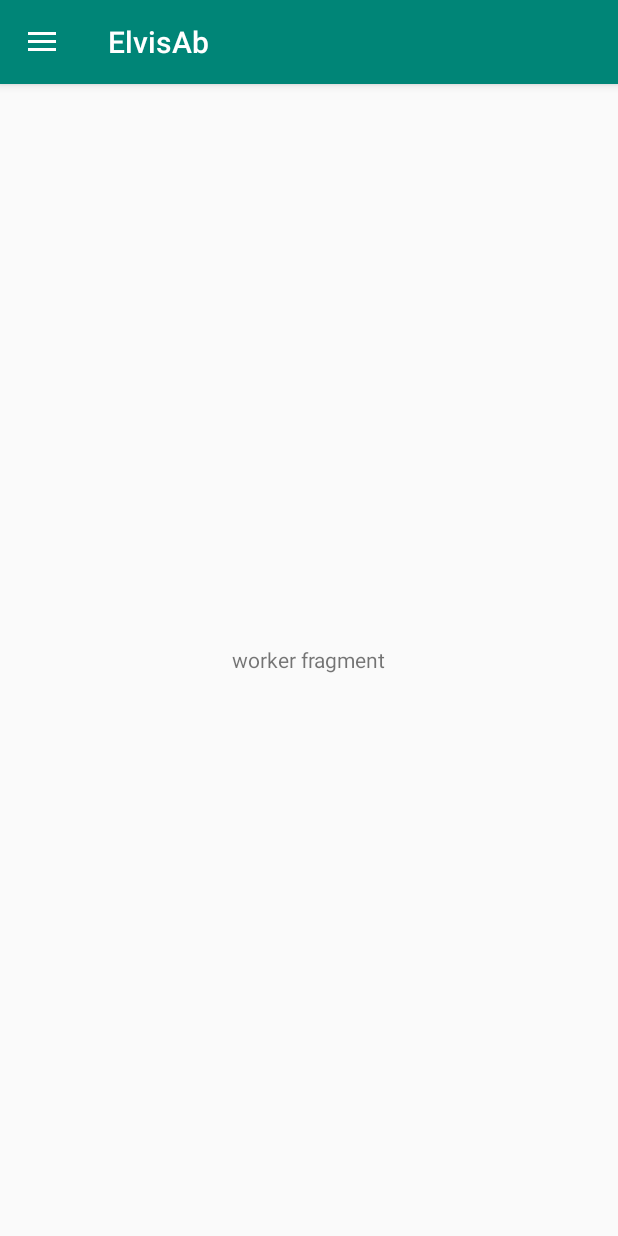
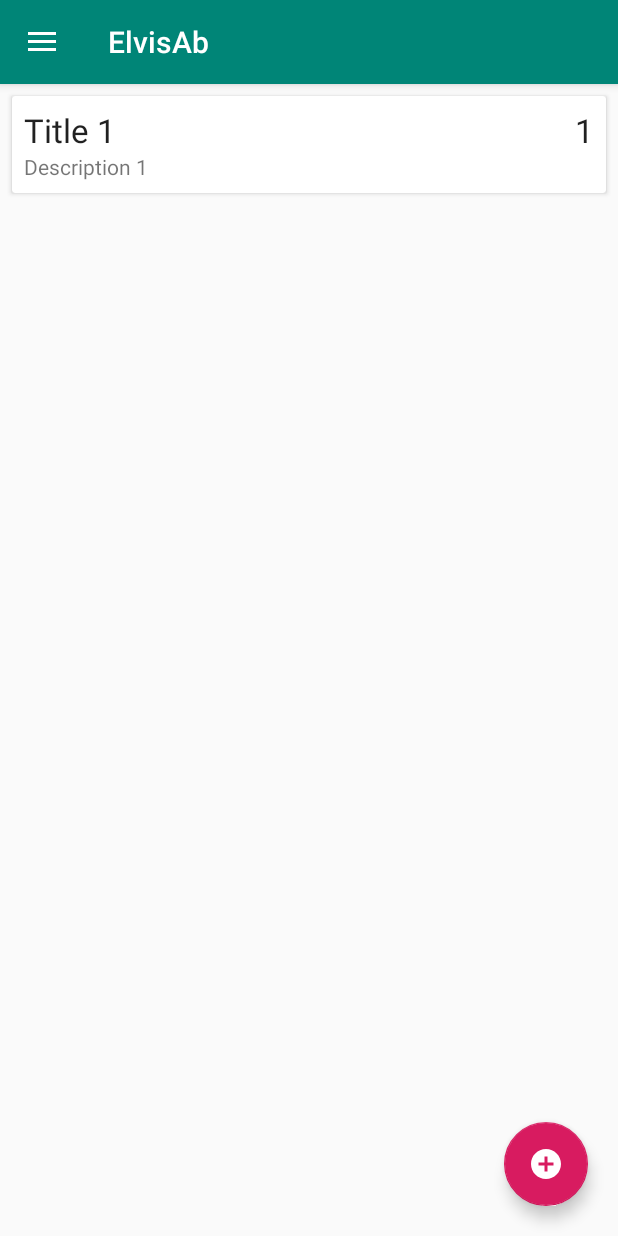
Before and after one commit to BoKKeR/AndroidX-Native-test-project, an Android app: the screen it shows after launch (MainActivity), in the side drawer, after a tap on "People", on a phone screen of 412 x 824 dp. Run offline under Robolectric (Android 15) with nearby library versions, the phone set to English and light mode, and no system bars; our stand-ins replace Room's generated code.

Commit message:
base worker

```diff
--- a/app/src/main/java/com/example/otto/activity/MainActivity.java
+++ b/app/src/main/java/com/example/otto/activity/MainActivity.java
@@ -24,6 +24,7 @@ public class MainActivity extends AppCompatActivity implements NavigationView.On
             case R.id.nav_home:
                 getSupportFragmentManager().beginTransaction().replace(R.id.fragment_container,
                         new JobFragment()).commit();
+
                 break;
 
             case R.id.nav_people:
--- a/app/src/main/java/com/example/otto/fragment/WorkerFragment.java
+++ b/app/src/main/java/com/example/otto/fragment/WorkerFragment.java
@@ -1,5 +1,6 @@
 package com.example.otto.fragment;
 
+import android.content.Intent;
 import android.os.Bundle;
 import android.view.LayoutInflater;
 import android.view.View;
@@ -8,13 +9,125 @@ import android.view.ViewGroup;
 import androidx.annotation.NonNull;
 import androidx.annotation.Nullable;
 import androidx.fragment.app.Fragment;
+import androidx.lifecycle.Observer;
+import androidx.lifecycle.ViewModelProviders;
+import androidx.recyclerview.widget.ItemTouchHelper;
+import androidx.recyclerview.widget.LinearLayoutManager;
+import androidx.recyclerview.widget.RecyclerView;
 
 import com.example.otto.R;
+import com.example.otto.activity.AddEditWorkerActivity;
+import com.example.otto.sql.worker.Worker;
+import com.example.otto.sql.worker.WorkerAdapter;
+import com.example.otto.sql.worker.WorkerViewModel;
+import com.google.android.material.floatingactionbutton.FloatingActionButton;
+
+import java.util.List;
+
+import static android.app.Activity.RESULT_OK;
 
 public class WorkerFragment extends Fragment {
+
+    public static final int ADD_WORKER_REQUEST = 1;
+    public static final int EDIT_WORKER_REQUEST = 2;
+    private WorkerViewModel workerViewModel;
+
     @Nullable
     @Override
     public View onCreateView(@NonNull LayoutInflater inflater, @Nullable ViewGroup container, @Nullable Bundle savedInstanceState) {
+
         return inflater.inflate(R.layout.fragment_workers, container, false);
+
+    }
+
+    @Override
+    public void onViewCreated(@NonNull View view, @Nullable Bundle savedInstanceState) {
+        super.onViewCreated(view, savedInstanceState);
+        FloatingActionButton buttonAddWorker = getView().findViewById(R.id.button_add_worker);
+        buttonAddWorker.setOnClickListener(
+                new View.OnClickListener() {
+                    @Override
+                    public void onClick(View view) {
+                        Intent intent = new Intent(getActivity().getApplicationContext(), AddEditWorkerActivity.class);
+                        startActivityForResult(intent, 1);
+                    }
+                }
+
+        );
+
+        RecyclerView recyclerView = getView().findViewById(R.id.recycler_view);
+        recyclerView.setLayoutManager(new LinearLayoutManager(getActivity().getApplicationContext()));
+        recyclerView.setHasFixedSize(true);
+
+        final WorkerAdapter adapter = new WorkerAdapter();
+        recyclerView.setAdapter(adapter);
+
+
+        workerViewModel = ViewModelProviders.of(this).get(WorkerViewModel.class);
+        workerViewModel.getAllWorkers().observe(this, new Observer<List<Worker>>() {
+            @Override
+            public void onChanged(List<Worker> workers) {
+                adapter.setWorkers(workers);
+            }
+        });
+
+        new ItemTouchHelper(new ItemTouchHelper.SimpleCallback(0,
+                ItemTouchHelper.LEFT | ItemTouchHelper.RIGHT) {
+            @Override
+            public boolean onMove(@NonNull RecyclerView recyclerView, @NonNull RecyclerView.ViewHolder viewHolder, @NonNull RecyclerView.ViewHolder target) {
+                return false;
+            }
+
+            @Override
+            public void onSwiped(@NonNull RecyclerView.ViewHolder viewHolder, int direction) {
+                workerViewModel.delete(adapter.getWorkerAt(viewHolder.getAdapterPosition()));
+            }
+        }).attachToRecyclerView(recyclerView);
+
+        adapter.setOnItemClickListener(new WorkerAdapter.OnItemClickListener() {
+            @Override
+            public void onItemClick(Worker worker) {
+                Intent intent = new Intent(getActivity().getApplicationContext(), AddEditWorkerActivity.class);
+                intent.putExtra(AddEditWorkerActivity.EXTRA_ID, worker.getId());
+                intent.putExtra(AddEditWorkerActivity.EXTRA_TITLE, worker.getTitle());
+                intent.putExtra(AddEditWorkerActivity.EXTRA_DESCRIPTION, worker.getDescription());
+                intent.putExtra(AddEditWorkerActivity.EXTRA_PRIORITY, worker.getPriority());
+
+                startActivityForResult(intent, EDIT_WORKER_REQUEST);
+            }
+        });
+    }
+
+    @Override
+    public void onActivityResult(int requestCode, int resultCode, @Nullable Intent data) {
+        super.onActivityResult(requestCode, resultCode, data);
+
+
+        if (requestCode == ADD_WORKER_REQUEST && resultCode == RESULT_OK) {
+            String title = data.getStringExtra(AddEditWorkerActivity.EXTRA_TITLE);
+            String description = data.getStringExtra(AddEditWorkerActivity.EXTRA_DESCRIPTION);
+            int priority = data.getIntExtra(AddEditWorkerActivity.EXTRA_PRIORITY, 1);
+
+            Worker worker = new Worker(title, description, priority);
+            workerViewModel.insert(worker);
+
+        } else if (requestCode == EDIT_WORKER_REQUEST && resultCode == RESULT_OK) {
+            int id = data.getIntExtra(AddEditWorkerActivity.EXTRA_ID, -1);
+            if (id == -1) {
+                return;
+            }
+
+            String title = data.getStringExtra(AddEditWorkerActivity.EXTRA_TITLE);
+            String description = data.getStringExtra(AddEditWorkerActivity.EXTRA_DESCRIPTION);
+            int priority = data.getIntExtra(AddEditWorkerActivity.EXTRA_PRIORITY, 1);
+
+            Worker worker = new Worker(title, description, priority);
+            worker.setId(id);
+
+            workerViewModel.update(worker);
+
+        } else {
+
+        }
     }
 }
--- a/app/src/main/java/com/example/otto/sql/worker/WorkerAdapter.java
+++ b/app/src/main/java/com/example/otto/sql/worker/WorkerAdapter.java
@@ -13,20 +13,20 @@ import com.example.otto.R;
 import java.util.ArrayList;
 import java.util.List;
 
-public class WorkerAdapter extends RecyclerView.Adapter  <WorkerAdapter.JobHolder>{
+public class WorkerAdapter extends RecyclerView.Adapter  <WorkerAdapter.WorkerHolder>{
     private List<Worker> workers = new ArrayList<>();
     private OnItemClickListener listener;
 
     @NonNull
     @Override
-    public JobHolder onCreateViewHolder(@NonNull ViewGroup parent, int viewType) {
+    public WorkerHolder onCreateViewHolder(@NonNull ViewGroup parent, int viewType) {
         View itemView = LayoutInflater.from(parent.getContext())
-                .inflate(R.layout.job_item, parent, false);
-        return new JobHolder(itemView);
+                .inflate(R.layout.worker_item, parent, false);
+        return new WorkerHolder(itemView);
     }
 
     @Override
-    public void onBindViewHolder(@NonNull JobHolder holder, int position) {
+    public void onBindViewHolder(@NonNull WorkerHolder holder, int position) {
         Worker currentWorker = workers.get(position);
         holder.textViewTitle.setText(currentWorker.getTitle());
         holder.textViewDescription.setText(currentWorker.getDescription());
@@ -43,16 +43,16 @@ public class WorkerAdapter extends RecyclerView.Adapter  <WorkerAdapter.JobHolde
         notifyDataSetChanged();
     }
 
-    public Worker getJobAt(int position) {
+    public Worker getWorkerAt(int position) {
         return workers.get(position);
     }
 
-    class JobHolder extends RecyclerView.ViewHolder {
+    class WorkerHolder extends RecyclerView.ViewHolder {
         private TextView textViewTitle;
         private TextView textViewDescription;
         private TextView textViewPriority;
 
-        public JobHolder(View itemView) {
+        public WorkerHolder(View itemView) {
             super(itemView);
             textViewTitle = itemView.findViewById(R.id.text_view_title);
             textViewDescription = itemView.findViewById(R.id.text_view_description);
--- a/app/src/main/java/com/example/otto/sql/worker/WorkerDao.java
+++ b/app/src/main/java/com/example/otto/sql/worker/WorkerDao.java
@@ -22,5 +22,5 @@ public interface WorkerDao {
     void delete(Worker worker);
 
     @Query("SELECT * FROM worker_table ORDER BY priority DESC")
-    LiveData<List<Worker>> getAllJobs();
+    LiveData<List<Worker>> getAllWorkers();
 }
--- a/app/src/main/java/com/example/otto/sql/worker/WorkerDatabase.java
+++ b/app/src/main/java/com/example/otto/sql/worker/WorkerDatabase.java
@@ -14,11 +14,11 @@ public abstract class WorkerDatabase extends RoomDatabase {
 
     private static WorkerDatabase instance;
 
-    public abstract WorkerDao jobDao();
+    public abstract WorkerDao workerDao();
 
     public static synchronized WorkerDatabase getInstance(Context context) {
         if(instance == null){
-            instance = Room.databaseBuilder(context.getApplicationContext(), WorkerDatabase.class, "job_database")
+            instance = Room.databaseBuilder(context.getApplicationContext(), WorkerDatabase.class, "worker_database")
                     .fallbackToDestructiveMigration()
                     .addCallback(roomCallback)
                     .build();
@@ -38,7 +38,7 @@ public abstract class WorkerDatabase extends RoomDatabase {
         private WorkerDao workerDao;
 
         private PopulateDbAsyncTask(WorkerDatabase db) {
-            workerDao = db.jobDao();
+            workerDao = db.workerDao();
         }
 
         @Override
--- a/app/src/main/java/com/example/otto/sql/worker/WorkerViewModel.java
+++ b/app/src/main/java/com/example/otto/sql/worker/WorkerViewModel.java
@@ -11,13 +11,13 @@ import java.util.List;
 public class WorkerViewModel extends AndroidViewModel {
 
     private WorkerRepository repository;
-    private LiveData<List<Worker>> allJobs;
+    private LiveData<List<Worker>> allWorkers;
 
 
     public WorkerViewModel(@NonNull Application application) {
         super(application);
         repository = new WorkerRepository(application);
-        allJobs = repository.getAllJobs();
+        allWorkers = repository.getAllWorkers();
     }
 
     public void insert(Worker worker) {
@@ -33,7 +33,7 @@ public class WorkerViewModel extends AndroidViewModel {
         repository.delete(worker);
     }
 
-    public LiveData<List<Worker>> getAllJobs() {
-        return allJobs;
+    public LiveData<List<Worker>> getAllWorkers() {
+        return allWorkers;
     }
 }
--- a/app/src/main/res/layout/fragment_workers.xml
+++ b/app/src/main/res/layout/fragment_workers.xml
@@ -1,11 +1,26 @@
 <?xml version="1.0" encoding="utf-8"?>
 <RelativeLayout xmlns:android="http://schemas.android.com/apk/res/android"
     android:layout_width="match_parent"
-    android:layout_height="match_parent">
-    <TextView
+    android:layout_height="match_parent"
+    xmlns:tools="http://schemas.android.com/tools"
+    xmlns:app="http://schemas.android.com/apk/res-auto">
+    <androidx.recyclerview.widget.RecyclerView
+        android:id="@+id/recycler_view"
+        android:layout_width="match_parent"
+        android:layout_height="match_parent"
+        tools:listitem="@layout/worker_item" />
+
+    <com.google.android.material.floatingactionbutton.FloatingActionButton
+        android:id="@+id/button_add_worker"
         android:layout_width="wrap_content"
         android:layout_height="wrap_content"
-        android:text="worker fragment"
-        android:layout_centerInParent="true"
-        ></TextView>
+
+
+        android:layout_alignParentEnd="true"
+        android:layout_alignParentBottom="true"
+        android:layout_marginEnd="20dp"
+        android:layout_marginBottom="20dp"
+        android:src="@drawable/ic_add"
+        app:layout_constraintBottom_toBottomOf="parent"
+        app:layout_constraintEnd_toEndOf="parent" />
 </RelativeLayout>
--- /dev/null
+++ b/app/src/main/res/layout/worker_item.xml
@@ -0,0 +1,47 @@
+<?xml version="1.0" encoding="utf-8"?>
+<androidx.cardview.widget.CardView xmlns:android="http://schemas.android.com/apk/res/android"
+    android:layout_width="wrap_content"
+    android:layout_height="wrap_content"
+    android:layout_marginEnd="8dp"
+    android:layout_marginStart="8dp"
+    android:layout_marginTop="8dp"
+    >
+
+    <RelativeLayout
+        android:layout_width="wrap_content"
+        android:layout_height="wrap_content"
+        android:padding="8dp">
+
+        <TextView
+            android:id="@+id/text_view_priority"
+            android:layout_width="wrap_content"
+            android:layout_height="wrap_content"
+            android:layout_alignParentEnd="true"
+            android:text="1"
+            android:textAppearance="@style/TextAppearance.AppCompat.Large"
+            />
+
+
+        <TextView
+            android:id="@+id/text_view_title"
+            android:layout_width="wrap_content"
+            android:layout_height="wrap_content"
+            android:text="Title"
+            android:textAppearance="@style/TextAppearance.AppCompat.Large"
+            android:maxLines="1"
+            android:layout_toStartOf="@id/text_view_priority"
+            android:layout_alignParentStart="true"
+            android:ellipsize="end"
+            />
+
+        <TextView
+            android:id="@+id/text_view_description"
+            android:layout_width="wrap_content"
+            android:layout_height="wrap_content"
+            android:layout_below="@id/text_view_title"
+            android:text="Description"
+            />
+
+    </RelativeLayout>
+
+</androidx.cardview.widget.CardView>
```
Also changed, not shown: app/src/main/AndroidManifest.xml (+12 -3 lines), app/src/main/java/com/example/otto/activity/AddEditWorkerActivity.java (added, +97 -0 lines), app/src/main/java/com/example/otto/fragment/JobFragment.java (+2 -5 lines), app/src/main/java/com/example/otto/sql/worker/WorkerRepository.java (+14 -14 lines).
